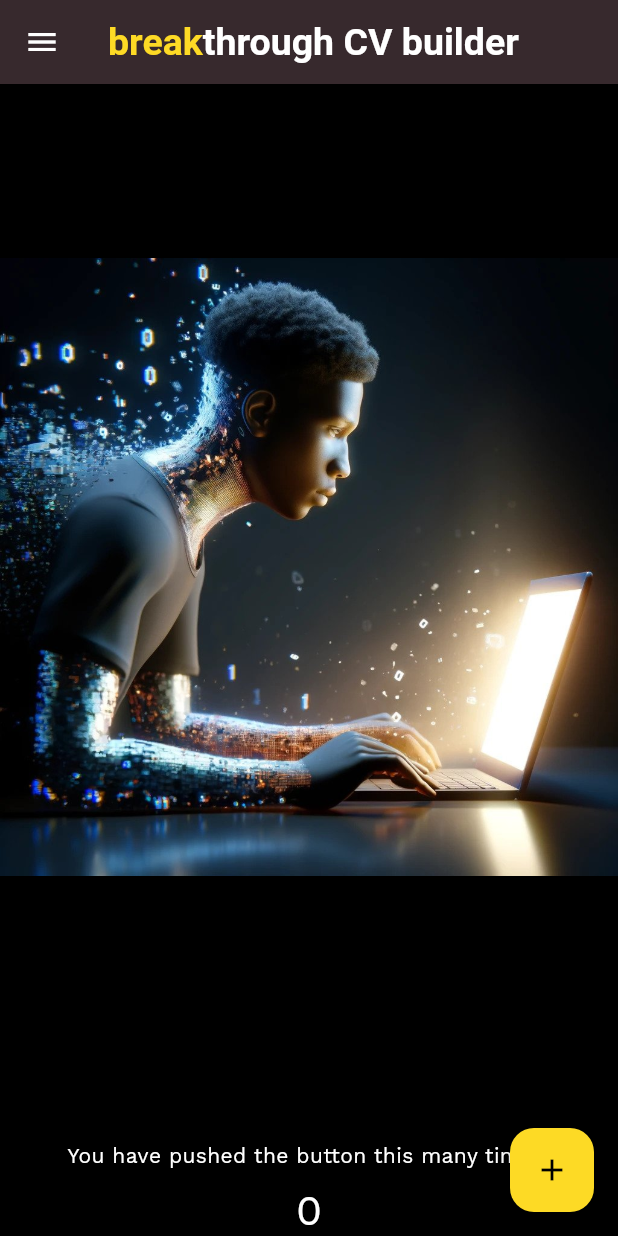
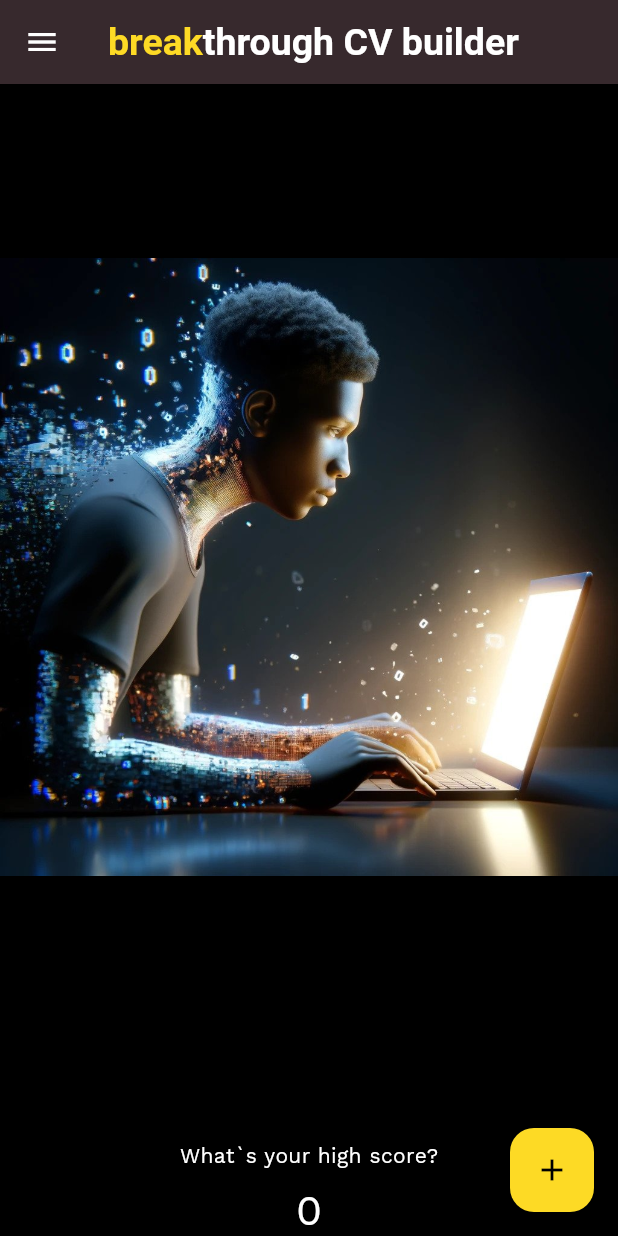
Before and after one commit to yoonaa54/public_breakthrough_flutter, a Flutter app: the screen it shows after launch, scrolled down 134 dp, on a phone screen of 412 x 824 dp. Run offline on Flutter 3.47's test engine with Material 3 defaults, Android fonts, the phone set to English and light mode, and no system bars; our stand-ins replace flutter_markdown, google_fonts, shared_preferences.

Commit message:
wip: content update

```diff
--- a/lib/variables_constants.dart
+++ b/lib/variables_constants.dart
@@ -26,7 +26,7 @@ const iconPopupMenuItem = Icons
 const imageBranding1 = 'assets/images/BT+Logo+Grey+Colour@2x.png';
 const scaffoldBackgroundColor = Colors.black;
 const textAppPageTitle = 'Breakthrough CV Builder';
-const textCounterDescription = 'You have pushed the button this many times:';
+const textCounterDescription = 'What`s your high score?';
 const textIncrementCounterToolTip = 'Increment';
 const textPopupMenuItem1 = 'View course instructions';
 const textPopupMenuItem2 = 'View my CV';
```
